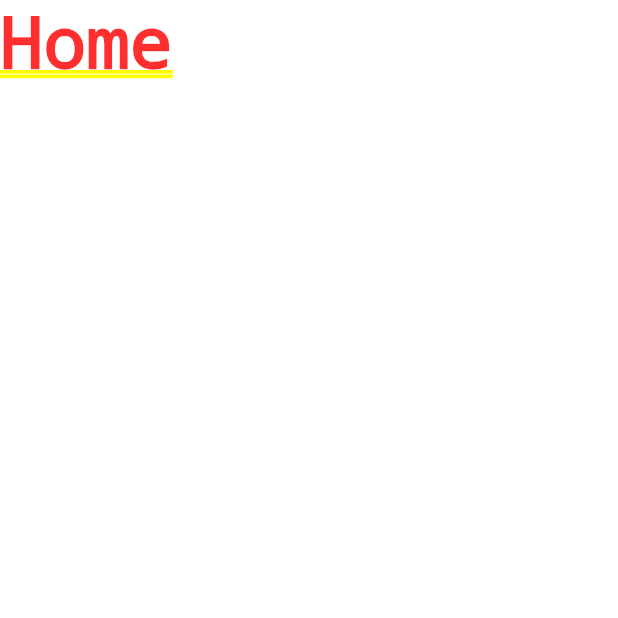
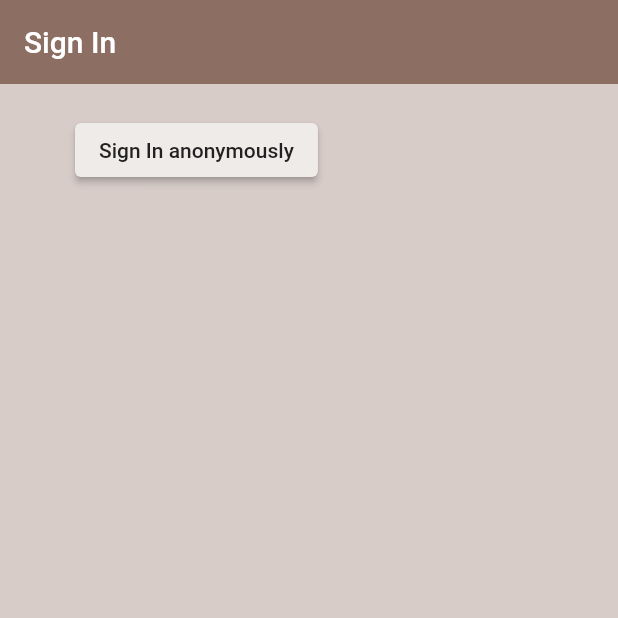
Before and after one commit to HighLiuk/flutter_firebase_tutorial, a Flutter app: the screen it shows after launch, on a phone screen of 412 x 824 dp, the top half of it. Run offline on Flutter 3.47's test engine with Material 2 defaults, Android fonts, the phone set to English and light mode, and no system bars; our stand-ins replace firebase_auth, firebase_core; accounts and stored records are empty.

Commit message:
✨ Sign In Anonymously

```diff
--- a/lib/pages/auth/auth.dart
+++ b/lib/pages/auth/auth.dart
@@ -1,4 +1,5 @@
 import 'package:flutter/material.dart';
+import 'package:net_ninja_firebase/pages/auth/sign_in.dart';
 
 class AuthPage extends StatefulWidget {
   const AuthPage({super.key});
@@ -10,6 +11,6 @@ class AuthPage extends StatefulWidget {
 class _AuthPageState extends State<AuthPage> {
   @override
   Widget build(BuildContext context) {
-    return const Text('Authenticate');
+    return const SignInPage();
   }
 }
--- /dev/null
+++ b/lib/pages/auth/sign_in.dart
@@ -0,0 +1,50 @@
+import 'package:flutter/material.dart';
+import 'package:net_ninja_firebase/services/auth.dart';
+
+class SignInPage extends StatefulWidget {
+  const SignInPage({super.key});
+
+  @override
+  State<SignInPage> createState() => _SignInPageState();
+}
+
+class _SignInPageState extends State<SignInPage> {
+  final AuthService _auth = AuthService();
+
+  Future<void> _signInAnon() async {
+    final result = await _auth.signInAnon();
+
+    if (result == null) {
+      print('Error signing in');
+    } else {
+      print('Signed in');
+      print(result);
+    }
+  }
+
+  @override
+  Widget build(BuildContext context) {
+    return Scaffold(
+      backgroundColor: Colors.brown[100],
+      appBar: AppBar(
+        backgroundColor: Colors.brown[400],
+        elevation: 0,
+        title: const Text('Sign In'),
+      ),
+      body: Padding(
+        padding: const EdgeInsets.symmetric(
+          horizontal: 50,
+          vertical: 20,
+        ),
+        child: ElevatedButton(
+          style: ButtonStyle(
+            backgroundColor: MaterialStateProperty.all(Colors.brown[50]),
+            foregroundColor: MaterialStateProperty.all(Colors.grey[900]),
+          ),
+          onPressed: _signInAnon,
+          child: const Text('Sign In anonymously'),
+        ),
+      ),
+    );
+  }
+}
--- a/lib/pages/wrapper.dart
+++ b/lib/pages/wrapper.dart
@@ -1,11 +1,11 @@
 import 'package:flutter/material.dart';
-import 'package:net_ninja_firebase/pages/home/home.dart';
+import 'package:net_ninja_firebase/pages/auth/auth.dart';
 
 class WrapperPage extends StatelessWidget {
   const WrapperPage({super.key});
 
   @override
   Widget build(BuildContext context) {
-    return const HomePage();
+    return const AuthPage();
   }
 }
```
Also changed, not shown: lib/services/auth.dart (added, +17 -0 lines).
